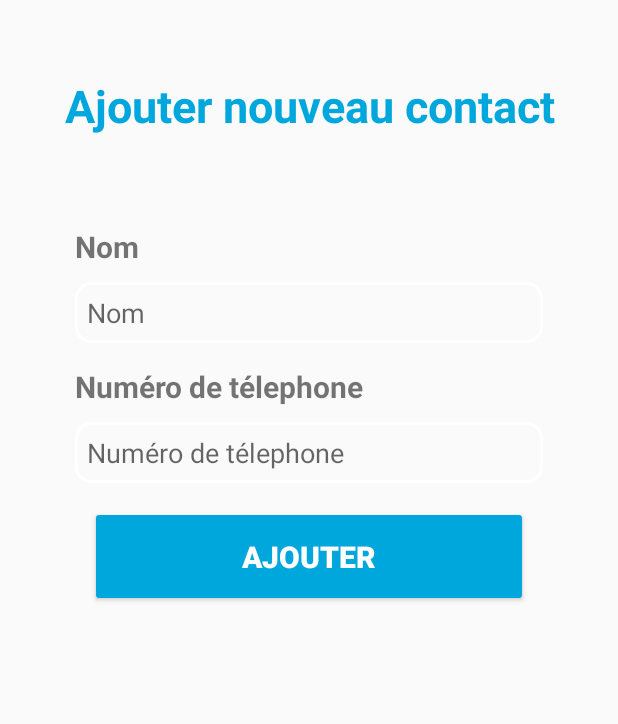
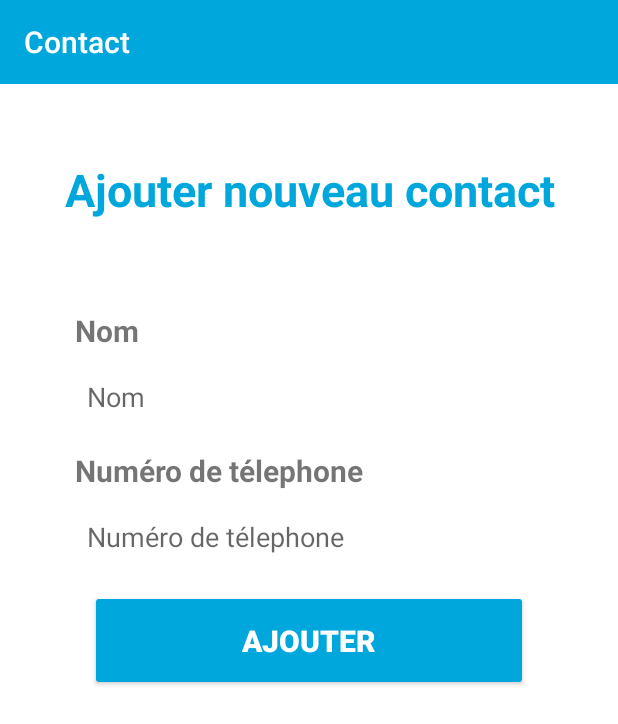
Before and after one commit to Abdel-kobbi/Contact-app, an Android app: the screen it shows after launch (AddContactForm before the commit, AddContact after it), after a tap on "AJOUTER", on a phone screen of 412 x 824 dp. Shown: the top 724 px of the screen. Run offline under Robolectric (Android 15) with nearby library versions, the phone set to English and light mode, and no system bars.

Commit message:
add update Contact Activity

```diff
--- a/app/src/main/AndroidManifest.xml
+++ b/app/src/main/AndroidManifest.xml
@@ -13,7 +13,10 @@
         android:theme="@style/Theme.ContactApp"
         tools:targetApi="31">
         <activity
-            android:name=".AddContactForm"
+            android:name=".UpdateContact"
+            android:exported="false" />
+        <activity
+            android:name=".AddContact"
             android:exported="false" />
         <activity
             android:name=".MainActivity"
--- a/app/src/main/java/com/kobbi/contactapp/AddContactForm.java
+++ b/app/src/main/java/com/kobbi/contactapp/AddContact.java
@@ -4,21 +4,27 @@ import android.os.Bundle;
 
 import androidx.activity.EdgeToEdge;
 import androidx.appcompat.app.AppCompatActivity;
+import androidx.appcompat.widget.Toolbar;
 import androidx.core.graphics.Insets;
 import androidx.core.view.ViewCompat;
 import androidx.core.view.WindowInsetsCompat;
 
-public class AddContactForm extends AppCompatActivity {
+public class AddContact extends AppCompatActivity {
+
+    Toolbar toolbar;
 
     @Override
     protected void onCreate(Bundle savedInstanceState) {
         super.onCreate(savedInstanceState);
         EdgeToEdge.enable(this);
-        setContentView(R.layout.activity_add_contact_form);
+        setContentView(R.layout.activity_add_contact);
         ViewCompat.setOnApplyWindowInsetsListener(findViewById(R.id.main), (v, insets) -> {
             Insets systemBars = insets.getInsets(WindowInsetsCompat.Type.systemBars());
             v.setPadding(systemBars.left, systemBars.top, systemBars.right, systemBars.bottom);
             return insets;
         });
+
+        toolbar = findViewById(R.id.toolbar);
+        setSupportActionBar(toolbar);
     }
 }
--- a/app/src/main/java/com/kobbi/contactapp/MainActivity.java
+++ b/app/src/main/java/com/kobbi/contactapp/MainActivity.java
@@ -7,6 +7,7 @@ import android.widget.ListView;
 
 import androidx.activity.EdgeToEdge;
 import androidx.appcompat.app.AppCompatActivity;
+import androidx.appcompat.widget.Toolbar;
 import androidx.core.graphics.Insets;
 import androidx.core.view.ViewCompat;
 import androidx.core.view.WindowInsetsCompat;
@@ -18,6 +19,7 @@ public class MainActivity extends AppCompatActivity {
 
     ListView contactList;
     Button btnAdd;
+    Toolbar toolbar;
 
     @Override
     protected void onCreate(Bundle savedInstanceState) {
@@ -29,6 +31,10 @@ public class MainActivity extends AppCompatActivity {
             v.setPadding(systemBars.left, systemBars.top, systemBars.right, systemBars.bottom);
             return insets;
         });
+
+        toolbar = findViewById(R.id.toolbar);
+
+        setSupportActionBar(toolbar);
 
         contactList = findViewById(R.id.contactList);
         btnAdd = findViewById(R.id.btnAdd);
@@ -43,7 +49,7 @@ public class MainActivity extends AppCompatActivity {
         contactList.setAdapter(contactAdapter);
 
         btnAdd.setOnClickListener(v -> {
-            Intent intent = new Intent(getApplicationContext(), AddContactForm.class);
+            Intent intent = new Intent(getApplicationContext(), AddContact.class);
             startActivity(intent);
         });
     }
--- a/app/src/main/res/drawable/border.xml
+++ b/app/src/main/res/drawable/border.xml
@@ -2,7 +2,7 @@
 <shape xmlns:android="http://schemas.android.com/apk/res/android">
     <stroke
         android:width="2dp"
-        android:color="#FFF" /> <!-- Border width and color -->
+        android:color="@color/white" /> <!-- Border width and color -->
     <corners android:radius="10dp" /> <!-- Rounded corners -->
     <padding
         android:bottom="8dp"
--- a/app/src/main/res/layout/activity_add_contact_form.xml
+++ b/app/src/main/res/layout/activity_add_contact.xml
@@ -7,7 +7,13 @@
     android:layout_height="match_parent"
     android:gravity="center"
     android:orientation="vertical"
-    tools:context=".AddContactForm">
+    tools:context=".AddContact">
+    <include
+        android:id="@+id/included"
+        layout="@layout/toolbar"
+        android:layout_width="match_parent"
+        android:layout_height="wrap_content"
+        />
 
     <TextView
         android:layout_width="match_parent"
--- /dev/null
+++ b/app/src/main/res/layout/toolbar.xml
@@ -0,0 +1,15 @@
+<?xml version="1.0" encoding="utf-8"?>
+<LinearLayout xmlns:android="http://schemas.android.com/apk/res/android"
+    xmlns:tools="http://schemas.android.com/tools"
+    android:layout_width="match_parent"
+    android:layout_height="match_parent">
+
+    <androidx.appcompat.widget.Toolbar
+        android:id="@+id/toolbar"
+        android:layout_width="match_parent"
+        android:layout_height="wrap_content"
+        android:background="?attr/colorPrimary"
+        android:minHeight="?attr/actionBarSize"
+        android:theme="?attr/actionBarTheme"
+        tools:layout_editor_absoluteX="1dp" />
+</LinearLayout>
--- a/app/src/main/res/values/colors.xml
+++ b/app/src/main/res/values/colors.xml
@@ -3,4 +3,5 @@
     <color name="black">#FF000000</color>
     <color name="white">#FFFFFFFF</color>
     <color name="colorPrimary">#00a7dc</color>
+    <color name="colorPrimaryDart">#00c6e1</color>
 </resources>
--- a/app/src/main/res/values/strings.xml
+++ b/app/src/main/res/values/strings.xml
@@ -1,10 +1,13 @@
 <resources>
-    <string name="app_name">ContactApp</string>
+    <string name="app_name">Contact</string>
     <string name="contactAvatar">Contact avatar</string>
     <string name="contactName">Abdel khaliq kobbi</string>
     <string name="contactPhone">0658545427</string>
     <string name="btnAdd">Ajouter</string>
+    <string name="btnUpdate">Modifier</string>
     <string name="editName">Nom</string>
     <string name="editPhone">Numéro de télephone</string>
     <string name="addContact">Ajouter nouveau contact</string>
+    <string name="updateContact">Modifier contact</string>
+    <string name="deleteContact">supprimer contact</string>
 </resources>
--- a/app/src/main/res/values/themes.xml
+++ b/app/src/main/res/values/themes.xml
@@ -6,9 +6,11 @@
         <item name="windowActionBar">true</item>
         <item name="windowNoTitle">true</item>
         <item name="colorPrimary">@color/colorPrimary</item>
+        <item name="colorPrimaryDark">@color/colorPrimaryDart</item>
+        <item name="android:windowBackground">@color/white</item>
+
     </style>
 
     <style name="Theme.ContactApp" parent="Base.Theme.ContactApp" />
 
-
 </resources>
```
Also changed, not shown: app/src/main/java/com/kobbi/contactapp/UpdateContact.java (added, +50 -0 lines), app/src/main/res/layout/activity_main.xml (+8 -2 lines), app/src/main/res/layout/activity_update_contact.xml (added, +84 -0 lines), app/src/main/res/menu/delete_menu.xml (added, +10 -0 lines), app/src/main/res/drawable-hdpi/delete_icon.png (added), app/src/main/res/drawable-mdpi/delete_icon.png (added), app/src/main/res/drawable-xhdpi/delete_icon.png (added), app/src/main/res/drawable-xxhdpi/delete_icon.png (added), app/src/main/res/drawable-xxxhdpi/delete_icon.png (added).
